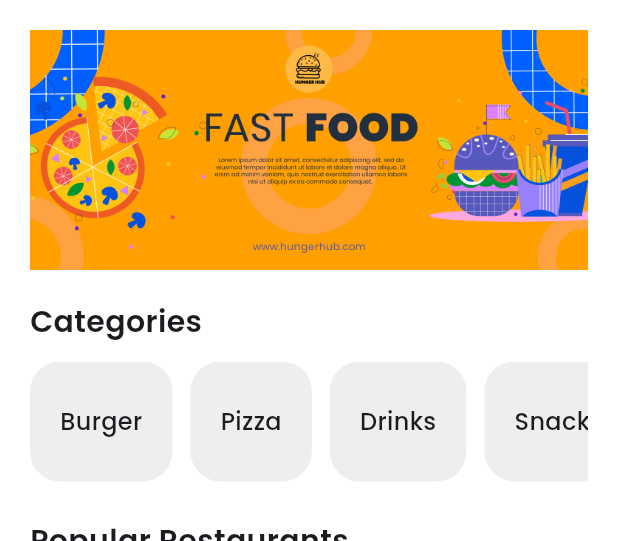
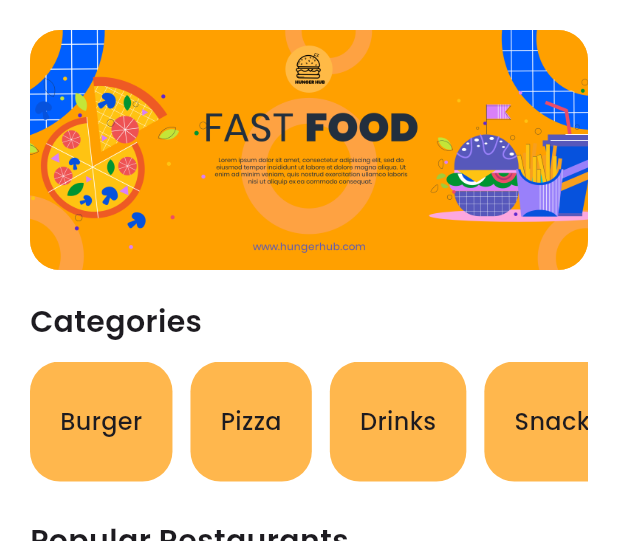
Before and after one commit to mdqtraining/food_delivery_app, a Flutter app: the HomeScreen screen opened directly, on a phone screen of 412 x 824 dp, the part 216-757 px from its top. Run offline on Flutter 3.47's test engine with Material 3 defaults, Android fonts, the phone set to English and light mode, and no system bars; network calls fail; statements that could not run were skipped.

Commit message:
created my order screen

```diff
--- a/lib/main.dart
+++ b/lib/main.dart
@@ -3,6 +3,7 @@ import 'package:hunger_hub/screens/cart.dart';
 import 'package:hunger_hub/screens/edit_pofile.dart';
 import 'package:hunger_hub/screens/login.dart';
 import 'package:hunger_hub/screens/main_screen.dart';
+import 'package:hunger_hub/screens/my_orders.dart';
 import 'package:hunger_hub/screens/otp.dart';
 import 'package:hunger_hub/screens/signup.dart';
 import 'package:hunger_hub/screens/forgot.dart';
@@ -46,6 +47,7 @@ class MyApp extends StatelessWidget {
         "/editProfile": (context) => EditProfileScreen(),
         "/search": (context) => const SearchScreen(),
         "/cart": (context) => const CartScreen(),
+        "/MyOrders": (context) => const MyOrdersScreen(),
       },
     );
   }
--- a/lib/screens/home.dart
+++ b/lib/screens/home.dart
@@ -102,18 +102,15 @@ class HomeScreen extends StatelessWidget {
   }
 
   Widget _promoBanner() {
-    return Container(
-      height: 160,
-      width: double.infinity,
-      decoration: BoxDecoration(
+    return ClipRRect(
+      //widget used to round the corners of any widget
+      borderRadius: BorderRadius.circular(20),
+      child: Container(
+        height: 160,
+        width: double.infinity,
         color: const Color(0xFFFFB74D),
-        borderRadius: BorderRadius.circular(20),
-        // image: const DecorationImage(
-        //   image: Image.ass("assets/images/promo.png"),
-        //   fit: BoxFit.cover,
-        // ),
+        child: Image.asset("assets/images/promo.png", fit: BoxFit.cover),
       ),
-      child: Image.asset("assets/images/promo.png", fit: BoxFit.cover),
     );
   }
 
@@ -136,7 +133,7 @@ class HomeScreen extends StatelessWidget {
             margin: const EdgeInsets.only(right: 12),
             padding: const EdgeInsets.symmetric(horizontal: 20, vertical: 10),
             decoration: BoxDecoration(
-              color: Colors.grey.shade200,
+              color: const Color(0xFFFFB74D),
               borderRadius: BorderRadius.circular(20),
             ),
             child: Center(
```
Also changed, not shown: lib/screens/my_orders.dart (added, +29 -0 lines), lib/screens/profile.dart (+22 -12 lines).
